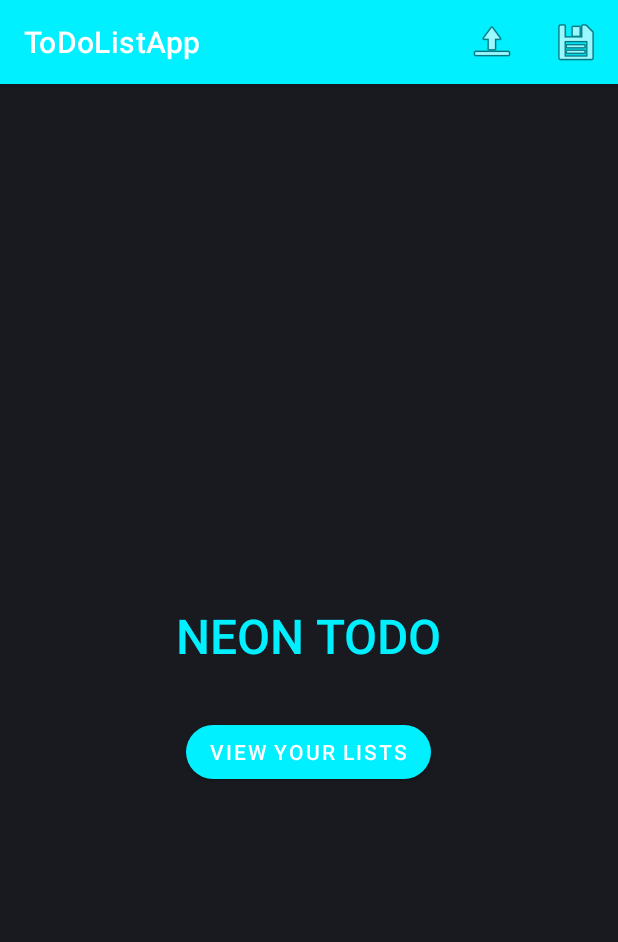
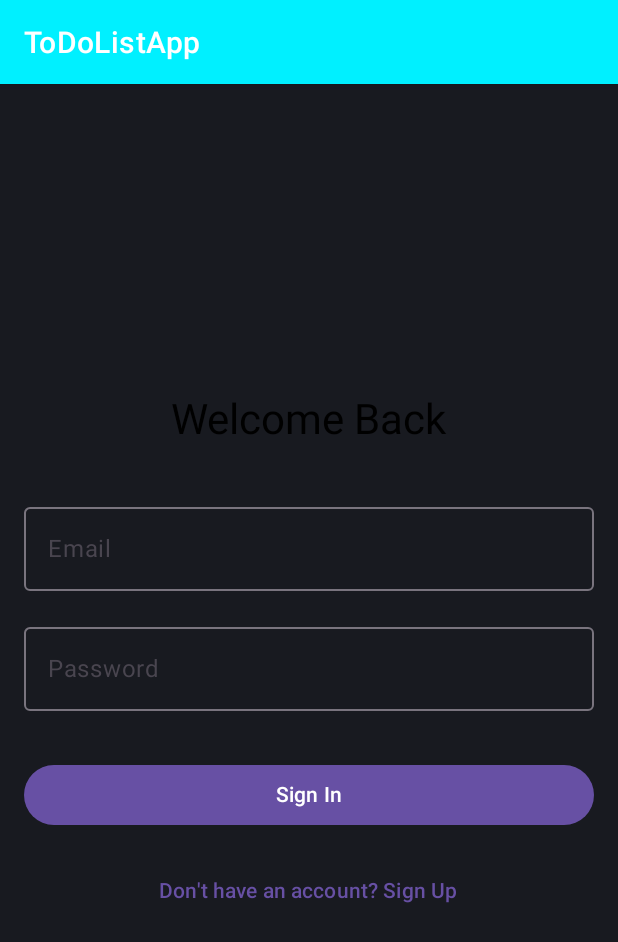
Before and after one commit to janithjay/ToDo-List-App, an Android app built with Jetpack Compose: the screen it shows after launch (MainActivity), on a phone screen of 412 x 824 dp. Shown: the top 942 px of the screen. Run offline under Robolectric (Android 15) with nearby library versions, the phone set to English and light mode, and no system bars; our stand-ins replace Firebase (no records; nobody signed in at launch, a user with empty details on screens opened directly).

Commit message:
Update 2
Added login screen and backup and restore according to the user account

```diff
--- /dev/null
+++ b/app/src/main/java/com/janithjayashan/todolistapp/auth/AuthViewModel.kt
@@ -0,0 +1,57 @@
+package com.janithjayashan.todolistapp.auth
+
+import androidx.lifecycle.ViewModel
+import androidx.lifecycle.viewModelScope
+import com.google.firebase.auth.FirebaseAuth
+import kotlinx.coroutines.flow.MutableStateFlow
+import kotlinx.coroutines.flow.StateFlow
+import kotlinx.coroutines.launch
+import kotlinx.coroutines.tasks.await
+
+class AuthViewModel : ViewModel() {
+    private val auth = FirebaseAuth.getInstance()
+
+    private val _authState = MutableStateFlow<AuthenticationState>(AuthenticationState.Unauthenticated)
+    val authState: StateFlow<AuthenticationState> = _authState
+
+    init {
+        checkAuthState()
+    }
+
+    private fun checkAuthState() {
+        auth.currentUser?.let {
+            _authState.value = AuthenticationState.Authenticated
+        } ?: run {
+            _authState.value = AuthenticationState.Unauthenticated
+        }
+    }
+
+    fun signIn(email: String, password: String) {
+        viewModelScope.launch {
+            try {
+                _authState.value = AuthenticationState.Loading
+                auth.signInWithEmailAndPassword(email, password).await()
+                _authState.value = AuthenticationState.Authenticated
+            } catch (e: Exception) {
+                _authState.value = AuthenticationState.Error(e.message ?: "Sign in failed")
+            }
+        }
+    }
+
+    fun signUp(email: String, password: String) {
+        viewModelScope.launch {
+            try {
+                _authState.value = AuthenticationState.Loading
+                auth.createUserWithEmailAndPassword(email, password).await()
+                _authState.value = AuthenticationState.Authenticated
+            } catch (e: Exception) {
+                _authState.value = AuthenticationState.Error(e.message ?: "Sign up failed")
+            }
+        }
+    }
+
+    fun signOut() {
+        auth.signOut()
+        _authState.value = AuthenticationState.Unauthenticated
+    }
+}
--- /dev/null
+++ b/app/src/main/java/com/janithjayashan/todolistapp/auth/AuthenticationState.kt
@@ -0,0 +1,8 @@
+package com.janithjayashan.todolistapp.auth
+
+sealed class AuthenticationState {
+    object Loading : AuthenticationState()
+    object Authenticated : AuthenticationState()
+    object Unauthenticated : AuthenticationState()
+    data class Error(val message: String) : AuthenticationState()
+}
--- a/app/src/main/java/com/janithjayashan/todolistapp/ui/activities/MainActivity.kt
+++ b/app/src/main/java/com/janithjayashan/todolistapp/ui/activities/MainActivity.kt
@@ -1,15 +1,17 @@
 package com.janithjayashan.todolistapp.ui.activities
-
 
 import android.content.Intent
 import android.os.Bundle
 import android.view.Menu
 import android.view.MenuItem
-import android.widget.Button
 import android.widget.Toast
+import androidx.activity.compose.setContent
 import androidx.appcompat.app.AppCompatActivity
+import androidx.lifecycle.ViewModelProvider
 import androidx.lifecycle.lifecycleScope
 import com.janithjayashan.todolistapp.R
+import com.janithjayashan.todolistapp.auth.AuthViewModel
+import com.janithjayashan.todolistapp.ui.auth.LoginScreen
 import com.janithjayashan.todolistapp.utils.FirebaseBackupManager
 import com.janithjayashan.todolistapp.utils.NetworkConnectivityObserver
 import kotlinx.coroutines.flow.collect
@@ -18,19 +20,29 @@ import kotlinx.coroutines.launch
 class MainActivity : AppCompatActivity() {
     private lateinit var firebaseBackupManager: FirebaseBackupManager
     private lateinit var networkObserver: NetworkConnectivityObserver
+    private lateinit var authViewModel: AuthViewModel
 
     override fun onCreate(savedInstanceState: Bundle?) {
         super.onCreate(savedInstanceState)
-        setContentView(R.layout.activity_main)
 
-        val goToListsButton = findViewById<Button>(R.id.btnGoToLists)
-        goToListsButton.setOnClickListener {
-            startActivity(Intent(this, ListsActivity::class.java))
-        }
-
-        // Initialize backup system
+        // Initialize ViewModels and managers
+        authViewModel = ViewModelProvider(this)[AuthViewModel::class.java]
         firebaseBackupManager = FirebaseBackupManager(this)
         networkObserver = NetworkConnectivityObserver(this, firebaseBackupManager)
+
+        // Set up the Compose UI
+        setContent {
+            LoginScreen(
+                viewModel = authViewModel,
+                onAuthSuccess = {
+                    // Navigate to ListsActivity when authenticated
+                    startActivity(Intent(this, ListsActivity::class.java))
+                    if (!isFinishing) {
+                        finish() //finish MainActivity - don't want users to come back to login
+                    }
+                }
+            )
+        }
 
         // Start observing network changes
         lifecycleScope.launch {
@@ -43,23 +55,34 @@ class MainActivity : AppCompatActivity() {
         }
     }
 
-    // Add backup and restore menu options
     override fun onCreateOptionsMenu(menu: Menu): Boolean {
+        // Only show backup/restore options if user is logged in
+        if (firebaseBackupManager.isUserLoggedIn()) {
             menuInflater.inflate(R.menu.main_menu, menu)
             return true
+        }
+        return false
     }
 
     override fun onOptionsItemSelected(item: MenuItem): Boolean {
         return when (item.itemId) {
             R.id.action_backup -> {
+                if (firebaseBackupManager.isUserLoggedIn()) {
                     lifecycleScope.launch {
                         firebaseBackupManager.backupToFirebase()
+                    }
+                } else {
+                    Toast.makeText(this, "Please log in to backup data", Toast.LENGTH_SHORT).show()
                 }
                 true
             }
             R.id.action_restore -> {
+                if (firebaseBackupManager.isUserLoggedIn()) {
                     lifecycleScope.launch {
                         firebaseBackupManager.restoreFromFirebase()
+                    }
+                } else {
+                    Toast.makeText(this, "Please log in to restore data", Toast.LENGTH_SHORT).show()
                 }
                 true
             }
--- /dev/null
+++ b/app/src/main/java/com/janithjayashan/todolistapp/ui/auth/LoginScreen.kt
@@ -0,0 +1,101 @@
+package com.janithjayashan.todolistapp.ui.auth
+
+import androidx.compose.foundation.layout.*
+import androidx.compose.material3.*
+import androidx.compose.runtime.*
+import androidx.compose.ui.Alignment
+import androidx.compose.ui.Modifier
+import androidx.compose.ui.text.input.PasswordVisualTransformation
+import androidx.compose.ui.unit.dp
+import com.janithjayashan.todolistapp.auth.AuthViewModel
+import com.janithjayashan.todolistapp.auth.AuthenticationState
+
+@Composable
+fun LoginScreen(
+    viewModel: AuthViewModel,
+    onAuthSuccess: () -> Unit
+) {
+    var email by remember { mutableStateOf("") }
+    var password by remember { mutableStateOf("") }
+    var isSignUp by remember { mutableStateOf(false) }
+
+    val authState by viewModel.authState.collectAsState()
+
+    LaunchedEffect(authState) {
+        if (authState is AuthenticationState.Authenticated) {
+            onAuthSuccess()
+        }
+    }
+
+    Column(
+        modifier = Modifier
+            .fillMaxSize()
+            .padding(16.dp),
+        horizontalAlignment = Alignment.CenterHorizontally,
+        verticalArrangement = Arrangement.Center
+    ) {
+        Text(
+            text = if (isSignUp) "Create Account" else "Welcome Back",
+            style = MaterialTheme.typography.headlineMedium
+        )
+
+        Spacer(modifier = Modifier.height(32.dp))
+
+        OutlinedTextField(
+            value = email,
+            onValueChange = { email = it },
+            label = { Text("Email") },
+            singleLine = true,
+            modifier = Modifier.fillMaxWidth()
+        )
+
+        Spacer(modifier = Modifier.height(16.dp))
+
+        OutlinedTextField(
+            value = password,
+            onValueChange = { password = it },
+            label = { Text("Password") },
+            visualTransformation = PasswordVisualTransformation(),
+            singleLine = true,
+            modifier = Modifier.fillMaxWidth()
+        )
+
+        Spacer(modifier = Modifier.height(32.dp))
+
+        if (authState is AuthenticationState.Loading) {
+            CircularProgressIndicator()
+        } else {
+            Button(
+                onClick = {
+                    if (isSignUp) {
+                        viewModel.signUp(email, password)
+                    } else {
+                        viewModel.signIn(email, password)
+                    }
+                },
+                modifier = Modifier.fillMaxWidth()
+            ) {
+                Text(if (isSignUp) "Sign Up" else "Sign In")
+            }
+        }
+
+        Spacer(modifier = Modifier.height(16.dp))
+
+        TextButton(
+            onClick = { isSignUp = !isSignUp }
+        ) {
+            Text(
+                if (isSignUp) "Already have an account? Sign In"
+                else "Don't have an account? Sign Up"
+            )
+        }
+
+        if (authState is AuthenticationState.Error) {
+            Spacer(modifier = Modifier.height(16.dp))
+            Text(
+                text = (authState as AuthenticationState.Error).message,
+                color = MaterialTheme.colorScheme.error
+            )
+        }
+    }
+}
```
Also changed, not shown: app/src/main/java/com/janithjayashan/todolistapp/ui/activities/ListsActivity.kt (+21 -38 lines), app/src/main/java/com/janithjayashan/todolistapp/utils/FirebaseBackupManager.kt (+25 -35 lines), app/src/main/res/menu/lists_menu.xml (added, +19 -0 lines). Lines whose indentation alone changed are shown as unchanged.
